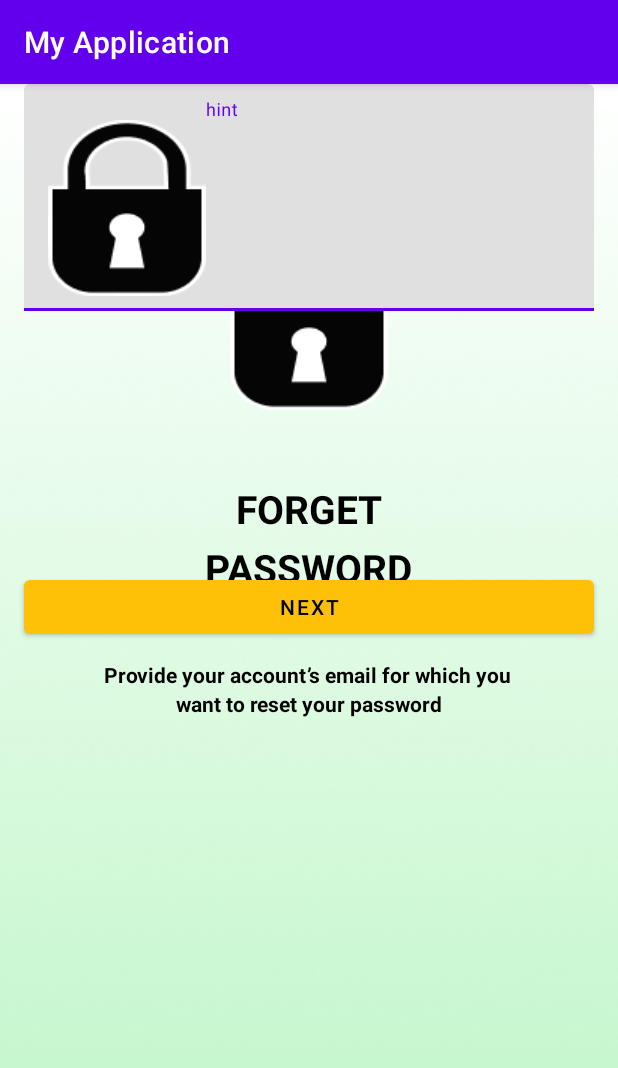
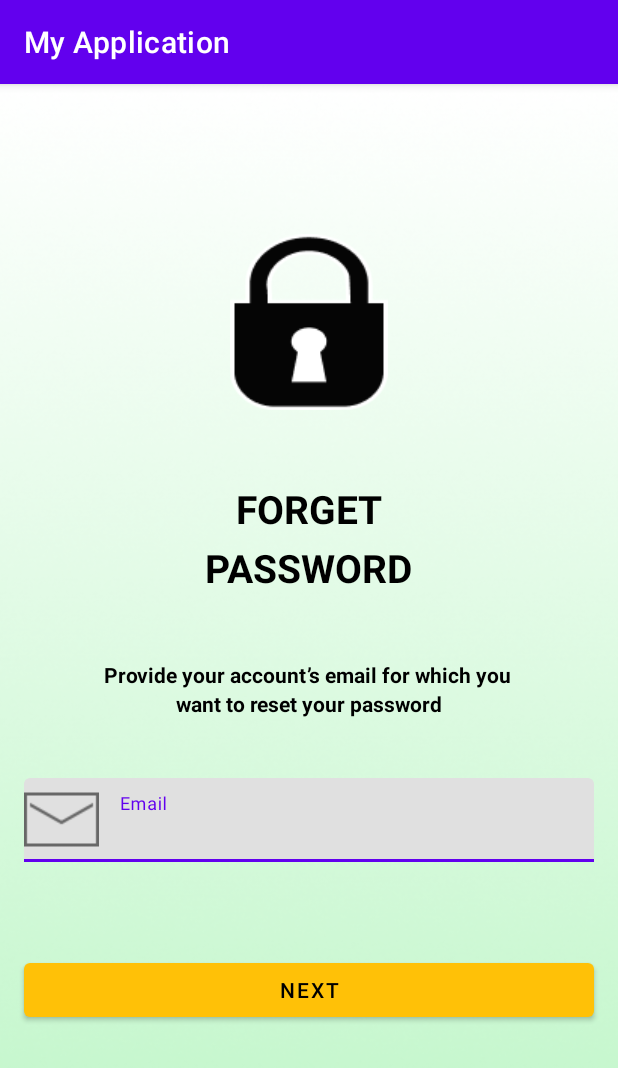
Before and after one commit to tangbaotrann/LTTBDD_Lab1, an Android app: the MainActivityLap01_1b screen opened directly, with no data from a screen before it, on a phone screen of 412 x 824 dp. Shown: the top 1068 px of the screen. Run offline under Robolectric (Android 15) with nearby library versions, the phone set to English and light mode, and no system bars.

Commit message:
Finish lab1_1b

```diff
--- a/app/src/main/res/layout/activity_main_lap01_1b2.xml
+++ b/app/src/main/res/layout/activity_main_lap01_1b2.xml
@@ -70,18 +70,24 @@
 
     <com.google.android.material.textfield.TextInputLayout
         android:id="@+id/textInputLayout"
-        android:layout_width="match_parent"
+        app:startIconDrawable="@drawable/ic_mail"
+        android:layout_width="0dp"
         android:layout_height="wrap_content"
-        tools:layout_editor_absoluteX="59dp"
-        tools:layout_editor_absoluteY="490dp">
+        android:layout_marginStart="16dp"
+        android:layout_marginLeft="16dp"
+        android:layout_marginTop="40dp"
+        android:layout_marginEnd="16dp"
+        android:layout_marginRight="16dp"
+        app:layout_constraintEnd_toEndOf="parent"
+        app:layout_constraintHorizontal_bias="0.0"
+        app:layout_constraintStart_toStartOf="parent"
+        app:layout_constraintTop_toBottomOf="@+id/textView9">
 
         <com.google.android.material.textfield.TextInputEditText
             android:layout_width="match_parent"
             android:layout_height="wrap_content"
-            android:layout_marginLeft="16dp"
-            android:layout_marginRight="16dp"
-            android:drawableStart="@drawable/lock"
-            android:hint="hint" />
+            android:drawablePadding="10dp"
+            android:hint="Email" />
 
     </com.google.android.material.textfield.TextInputLayout>
 
--- a/build.gradle
+++ b/build.gradle
@@ -5,7 +5,7 @@ buildscript {
         jcenter()
     }
     dependencies {
-        classpath "com.android.tools.build:gradle:4.1.3"
+        classpath 'com.android.tools.build:gradle:7.0.4'
 
         // NOTE: Do not place your application dependencies here; they belong
         // in the individual module build.gradle files
```
Also changed, not shown: app/src/main/res/drawable/ic_mail.png (added), gradle/wrapper/gradle-wrapper.properties.
